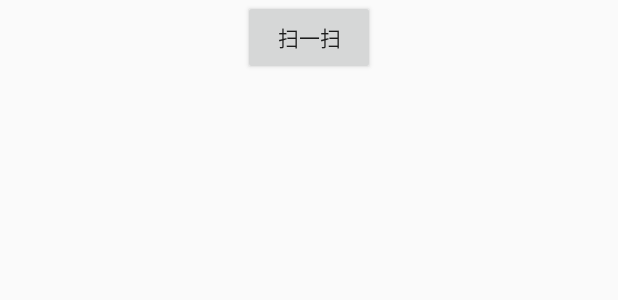
After one commit to nanfanglr/zxing_android_embedded_demo, an Android app: the layout activity_simple_use.xml on its own in the app's theme, with its tools: preview values and no code run, on a phone screen of 412 x 824 dp. The commit adds this screen. Shown: the top 300 px of the screen. Run offline under Robolectric (Android 15) with nearby library versions, the phone set to English and light mode, and no system bars.

Commit message:
添加简单调用的代码

```diff
--- a/app/build.gradle
+++ b/app/build.gradle
@@ -32,4 +32,7 @@ dependencies {
     androidTestImplementation 'com.android.support.test:runner:1.0.2'
     androidTestImplementation 'com.android.support.test.espresso:espresso-core:3.0.2'
 
+    debugCompile 'com.squareup.leakcanary:leakcanary-android:1.5'
+    releaseCompile 'com.squareup.leakcanary:leakcanary-android-no-op:1.5'
+
 }
--- a/app/src/main/java/com/rui/zxing_android_embedded_demo/MainActivity.java
+++ b/app/src/main/java/com/rui/zxing_android_embedded_demo/MainActivity.java
@@ -1,5 +1,6 @@
 package com.rui.zxing_android_embedded_demo;
 
+import android.content.Intent;
 import android.os.Bundle;
 import android.support.v7.app.AppCompatActivity;
 import android.view.View;
@@ -13,7 +14,7 @@ public class MainActivity extends AppCompatActivity {
         findViewById(R.id.button).setOnClickListener(new View.OnClickListener() {
             @Override
             public void onClick(View v) {
-
+                startActivity(new Intent(MainActivity.this, SimpleUseActivity.class));
             }
         });
 
--- a/app/src/main/res/layout/activity_main.xml
+++ b/app/src/main/res/layout/activity_main.xml
@@ -16,7 +16,7 @@
         android:layout_marginRight="8dp"
         android:layout_marginStart="8dp"
         android:layout_marginTop="24dp"
-        android:text="自定义扫描界面1"
+        android:text="简单的扫描回调应用"
         app:layout_constraintEnd_toEndOf="parent"
         app:layout_constraintStart_toStartOf="parent"
         app:layout_constraintTop_toTopOf="parent" />
--- /dev/null
+++ b/app/src/main/res/layout/activity_simple_use.xml
@@ -0,0 +1,28 @@
+<?xml version="1.0" encoding="utf-8"?>
+<android.support.constraint.ConstraintLayout xmlns:android="http://schemas.android.com/apk/res/android"
+    xmlns:app="http://schemas.android.com/apk/res-auto"
+    xmlns:tools="http://schemas.android.com/tools"
+    android:layout_width="match_parent"
+    android:layout_height="match_parent"
+    tools:context=".SimpleUseActivity">
+
+    <Button
+        android:id="@+id/btn_scan"
+        android:layout_width="wrap_content"
+        android:layout_height="50dp"
+        android:gravity="center"
+        android:text="扫一扫"
+        app:layout_constraintEnd_toEndOf="parent"
+        app:layout_constraintStart_toStartOf="parent" />
+
+
+    <TextView
+        android:id="@+id/tv_scan_result"
+        android:layout_width="match_parent"
+        android:layout_height="50dp"
+        android:layout_marginTop="24dp"
+        android:gravity="center"
+        app:layout_constraintTop_toBottomOf="@+id/btn_scan" />
+
+
+</android.support.constraint.ConstraintLayout>
--- a/app/src/main/res/values/styles.xml
+++ b/app/src/main/res/values/styles.xml
@@ -1,7 +1,7 @@
 <resources>
 
     <!-- Base application theme. -->
-    <style name="AppTheme" parent="Theme.AppCompat.Light.DarkActionBar">
+    <style name="AppTheme" parent="Theme.AppCompat.Light.NoActionBar">
         <!-- Customize your theme here. -->
         <item name="colorPrimary">@color/colorPrimary</item>
         <item name="colorPrimaryDark">@color/colorPrimaryDark</item>
```
Also changed, not shown: app/src/main/AndroidManifest.xml (+10 -1 lines), app/src/main/java/com/rui/zxing_android_embedded_demo/SampleApplication.java (added, +16 -0 lines), app/src/main/java/com/rui/zxing_android_embedded_demo/SimpleUseActivity.java (added, +53 -0 lines), app/src/main/java/com/rui/zxing_android_embedded_demo/ToolbarCaptureActivity.java (added, +108 -0 lines), app/src/main/res/layout/activity_toolbar_capture.xml (added, +38 -0 lines), 1 other file.
